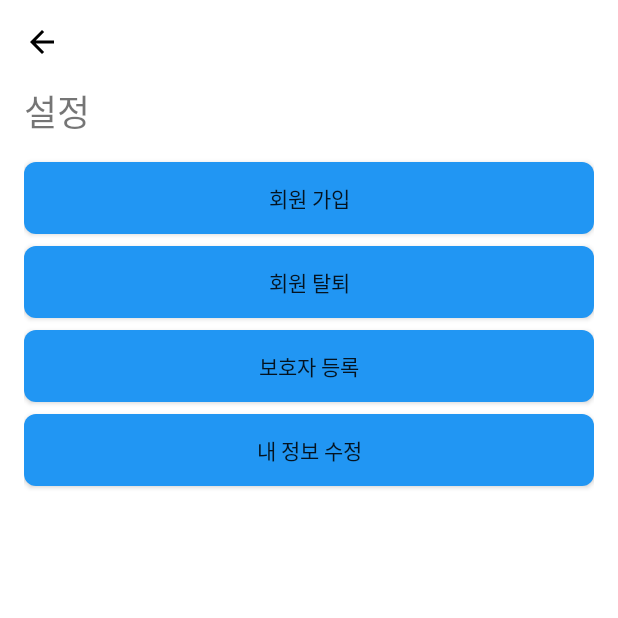
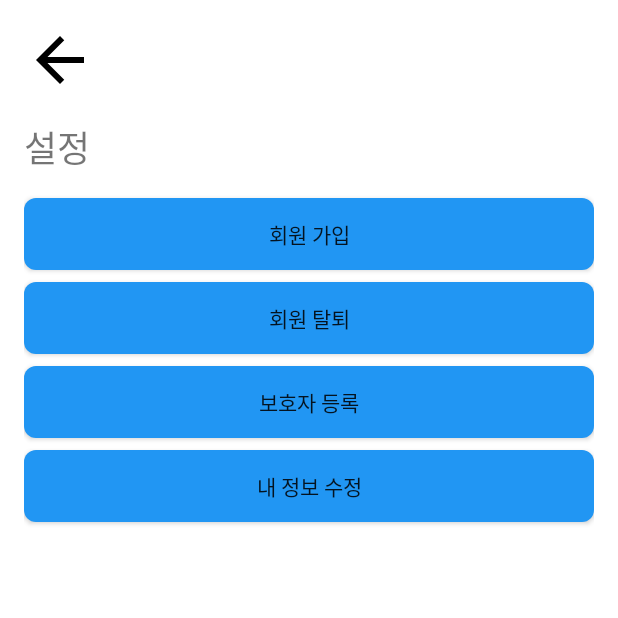
Before and after one commit to podongdaeng/homecoming-front, an Android app: the SettingsActivity screen opened directly, with no data from a screen before it, on a phone screen of 412 x 824 dp, the top half of it. Run offline under Robolectric (Android 15) with nearby library versions, the light colour scheme and no system bars; our stand-ins replace androidx.preference.

Commit message:
뒤로가기 elevation후 디버깅툴 추가

```diff
--- a/app/src/main/java/com/example/homecomingfront/SettingsActivity.kt
+++ b/app/src/main/java/com/example/homecomingfront/SettingsActivity.kt
@@ -1,5 +1,6 @@
 package com.example.homecomingfront
 
+import android.util.Log
 import android.os.Bundle
 import android.view.View
 import android.view.MenuItem
@@ -31,6 +32,7 @@ class SettingsActivity : AppCompatActivity() {
         return super.onOptionsItemSelected(item)
     }
     fun handleBackClick(view: View) {
+        Log.d("DEBUG", "ImageButton clicked!")
         finish()
     }
 
--- a/app/src/main/res/drawable/ic_back.xml
+++ b/app/src/main/res/drawable/ic_back.xml
@@ -1,7 +1,7 @@
 <?xml version="1.0" encoding="utf-8"?>
 <vector xmlns:android="http://schemas.android.com/apk/res/android"
-    android:width="24dp"
-    android:height="24dp"
+    android:width="48dp"
+    android:height="48dp"
     android:viewportWidth="24"
     android:viewportHeight="24">
     <path
--- a/app/src/main/res/layout/settings_activity.xml
+++ b/app/src/main/res/layout/settings_activity.xml
@@ -11,8 +11,10 @@
         android:layout_height="wrap_content"
         android:layout_alignParentTop="true"
         android:layout_alignParentStart="true"
+        android:elevation="10dp"
         android:src="@drawable/ic_back"
         android:background="?android:selectableItemBackground"
+        android:onClick="handleBackClick"
         android:contentDescription="@string/back_button_description" />
 
 
```
